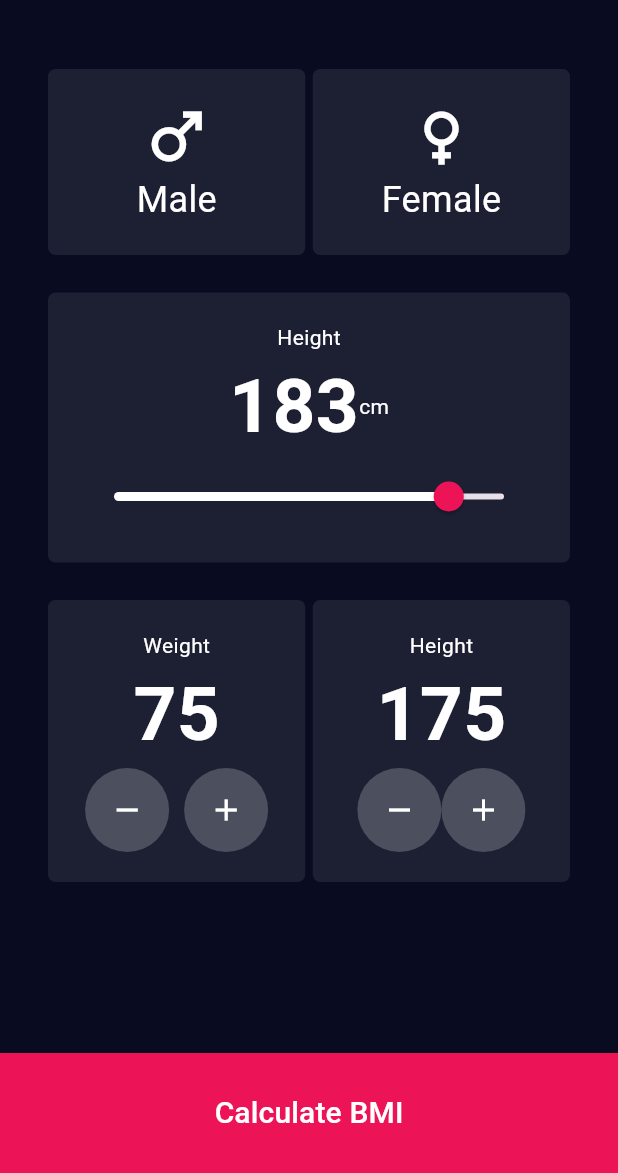
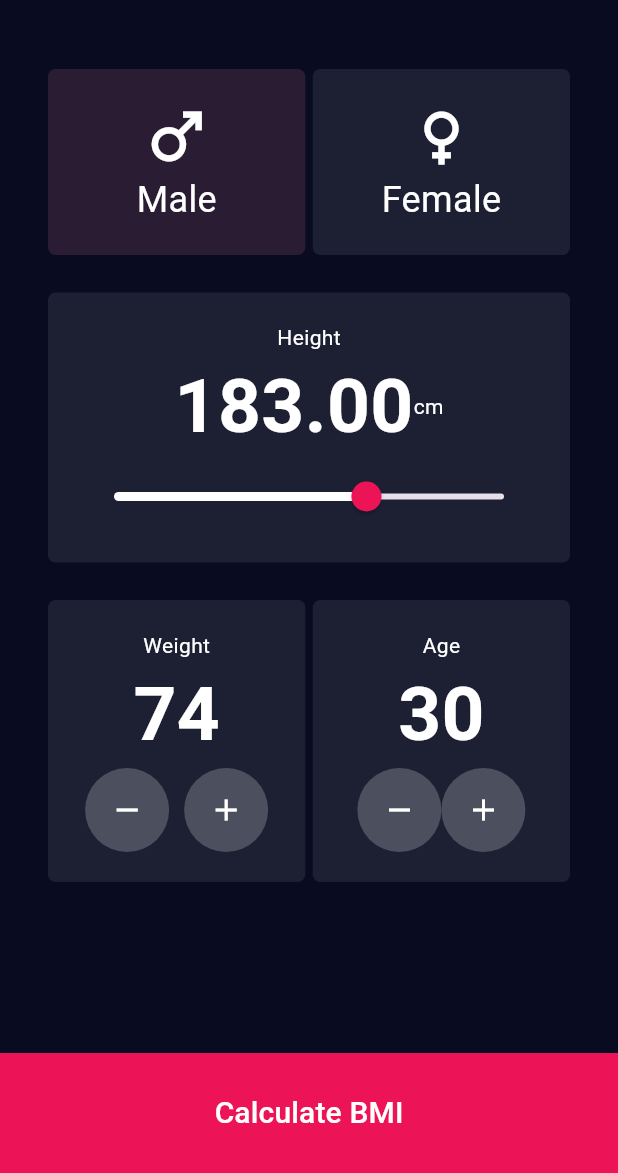
Before and after one commit to thamara2X1/BMI-Calculator, a Flutter app: the screen it shows after launch, on a phone screen of 412 x 824 dp, the part 63-1236 px from its top. Run offline on Flutter 3.47's test engine with Material 3 defaults, Android fonts, the phone set to English and light mode, and no system bars.

Commit message:
4th commit

```diff
--- a/lib/bmi_calculator.dart
+++ b/lib/bmi_calculator.dart
@@ -9,6 +9,10 @@ class BMICalculatorPage extends StatefulWidget {
 }
 
 class _BMICalculatorPageState extends State<BMICalculatorPage> {
+  bool isMale = true;
+  double height = 183;
+  int weight = 74;
+  int age = 30;
   @override
   Widget build(BuildContext context) {
     return Scaffold(
@@ -35,9 +39,18 @@ class _BMICalculatorPageState extends State<BMICalculatorPage> {
                       mainAxisAlignment: MainAxisAlignment.center,
                       children: [
                         Expanded(
+                          child: GestureDetector(
+                            onTap: () {
+                              setState(() {
+                                isMale = true;
+                              });
+                            },
                             child: Container(
                               padding: const EdgeInsets.all(20),
-                            decoration: kTileBorderDecoration,
+                              decoration:
+                                  isMale
+                                      ? kSelectedTileBorderDecoration
+                                      : kTileBorderDecoration,
                               child: const Column(
                                 children: [
                                   Icon(
@@ -56,11 +69,21 @@ class _BMICalculatorPageState extends State<BMICalculatorPage> {
                               ),
                             ),
                           ),
+                        ),
                         const SizedBox(width: 5),
                         Expanded(
+                          child: GestureDetector(
+                            onTap: () {
+                              setState(() {
+                                isMale = false;
+                              });
+                            },
                             child: Container(
                               padding: const EdgeInsets.all(20),
-                            decoration: kTileBorderDecoration,
+                              decoration:
+                                  !isMale
+                                      ? kSelectedTileBorderDecoration
+                                      : kTileBorderDecoration,
                               child: const Column(
                                 children: [
                                   Icon(
@@ -76,6 +99,7 @@ class _BMICalculatorPageState extends State<BMICalculatorPage> {
                                     ),
                                   ),
                                 ],
+                              ),
                             ),
                           ),
                         ),
@@ -95,24 +119,28 @@ class _BMICalculatorPageState extends State<BMICalculatorPage> {
                             mainAxisAlignment: MainAxisAlignment.center,
                             children: [
                               Text(
-                                "183",
-                                style: TextStyle(
+                                height.toStringAsFixed(2),
+                                style: const TextStyle(
                                   color: kActiveTextColor,
                                   fontSize: 50,
                                   fontWeight: FontWeight.bold,
                                 ),
                               ),
-                              Text(
+                              const Text(
                                 "cm",
                                 style: TextStyle(color: kActiveTextColor),
                               ),
                             ],
                           ),
                           Slider(
-                            min: 80,
-                            max: 200,
-                            value: 183,
-                            onChanged: (value) {},
+                            min: 60,
+                            max: 250,
+                            value: height,
+                            onChanged: (value) {
+                              setState(() {
+                                height = value;
+                              });
+                            },
                             thumbColor: kButtonColor,
                             activeColor: kActiveTextColor,
                           ),
@@ -134,7 +162,7 @@ class _BMICalculatorPageState extends State<BMICalculatorPage> {
                                   style: TextStyle(color: kActiveTextColor),
                                 ),
                                 Text(
-                                  "75",
+                                  "$weight",
                                   style: TextStyle(
                                     color: kActiveTextColor,
                                     fontSize: 50,
@@ -153,7 +181,11 @@ class _BMICalculatorPageState extends State<BMICalculatorPage> {
                                         CircleBorder(),
                                         0.5,
                                       ),
-                                      onPressed: () {},
+                                      onPressed: () {
+                                        setState(() {
+                                          if (weight > 25) weight--;
+                                        });
+                                      },
                                       child: Icon(
                                         Icons.remove,
                                         color: kActiveTextColor,
@@ -168,7 +200,13 @@ class _BMICalculatorPageState extends State<BMICalculatorPage> {
                                         CircleBorder(),
                                         0.5,
                                       ),
-                                      onPressed: () {},
+                                      onPressed: () {
+                                        if (weight < 250) {
+                                          setState(() {
+                                            weight++;
+                                          });
+                                        }
+                                      },
                                       child: Icon(
                                         Icons.add,
                                         color: kActiveTextColor,
@@ -188,11 +226,11 @@ class _BMICalculatorPageState extends State<BMICalculatorPage> {
                             child: Column(
                               children: [
                                 Text(
-                                  "Height",
+                                  "Age",
                                   style: TextStyle(color: kActiveTextColor),
                                 ),
                                 Text(
-                                  "175",
+                                  "$age",
                                   style: TextStyle(
                                     color: kActiveTextColor,
                                     fontSize: 50,
@@ -211,7 +249,11 @@ class _BMICalculatorPageState extends State<BMICalculatorPage> {
                                         CircleBorder(),
                                         0.5,
                                       ),
-                                      onPressed: () {},
+                                      onPressed: () {
+                                        setState(() {
+                                          if (age > 10) age--;
+                                        });
+                                      },
                                       child: Icon(
                                         Icons.remove,
                                         color: kActiveTextColor,
@@ -225,7 +267,11 @@ class _BMICalculatorPageState extends State<BMICalculatorPage> {
                                         CircleBorder(),
                                         0.5,
                                       ),
-                                      onPressed: () {},
+                                      onPressed: () {
+                                        setState(() {
+                                          if (age < 100) age++;
+                                        });
+                                      },
                                       child: Icon(
                                         Icons.add,
                                         color: kActiveTextColor,
--- a/lib/constants.dart
+++ b/lib/constants.dart
@@ -2,6 +2,7 @@ import 'package:flutter/material.dart';
 
 const kBackgroundColor = Color(0xFF090C20);
 const kTileColor = Color(0xFF1D1F33);
+const kSelectedTileColor= Color.fromARGB(255, 42, 29, 51);
 const kActiveTextColor = Color(0xFFFFFFFF);
 const kInactiveTextColor = Color(0xFF8D8E98);
 const kScaleButtonColor = Color(0xFF4C4F5E);
@@ -11,3 +12,8 @@ var kTileBorderDecoration = BoxDecoration(
   color: kTileColor,
   borderRadius: BorderRadius.circular(5),
 );
+
+var kSelectedTileBorderDecoration = BoxDecoration(
+  color: kSelectedTileColor,
+  borderRadius: BorderRadius.circular(5),
+);
```
Lines whose indentation alone changed are shown as unchanged.
